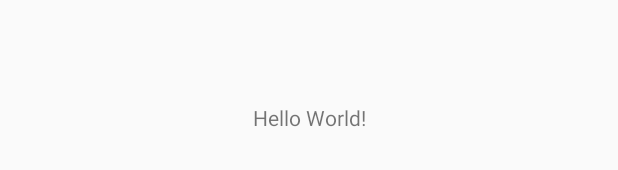
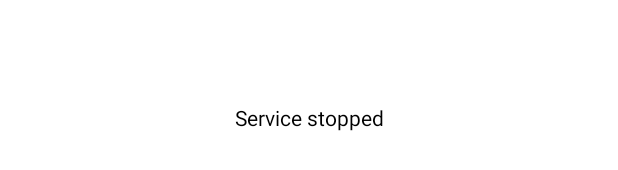
Before and after one commit to rdv0011/stouch, an Android app: the layout fragment_main.xml on its own in the app's theme, with its tools: preview values and no code run, on a phone screen of 412 x 824 dp. Shown: the part 501-671 px from the top of the screen. Run offline under Robolectric (Android 15) with nearby library versions, the phone set to English and light mode, and no system bars.

Commit message:
The build was fixed. The background was set to white.

```diff
--- a/app/src/main/AndroidManifest.xml
+++ b/app/src/main/AndroidManifest.xml
@@ -22,8 +22,7 @@
         </service>
         <activity
             android:name=".STouchActivity"
-            android:label="@string/app_name"
-            android:theme="@style/AppTheme.NoActionBar" >
+            android:label="@string/app_name">
             <intent-filter>
                 <action android:name="android.intent.action.MAIN" />
                 <category android:name="android.intent.category.LAUNCHER" />
--- a/app/src/main/res/layout/fragment_main.xml
+++ b/app/src/main/res/layout/fragment_main.xml
@@ -12,7 +12,7 @@
         android:id="@+id/sample_text"
         android:layout_width="wrap_content"
         android:layout_height="wrap_content"
-        android:text="Hello World!"
+        android:text="@string/freenect_stopped"
         app:layout_constraintBottom_toBottomOf="parent"
         app:layout_constraintLeft_toLeftOf="parent"
         app:layout_constraintRight_toRightOf="parent"
--- a/app/src/main/res/values/colors.xml
+++ b/app/src/main/res/values/colors.xml
@@ -1,6 +1,7 @@
 <?xml version="1.0" encoding="utf-8"?>
 <resources>
-    <color name="colorPrimary">#3F51B5</color>
-    <color name="colorPrimaryDark">#303F9F</color>
+    <color name="colorPrimary">#ffffff</color>
+    <color name="colorSecondary">#303F9F</color>
     <color name="colorAccent">#FF4081</color>
+    <color name="textColor">#000000</color>
 </resources>
--- a/app/src/main/res/values/strings.xml
+++ b/app/src/main/res/values/strings.xml
@@ -1,6 +1,5 @@
 <resources>
     <string name="app_name">SimpleTouch</string>
-    <string name="hello_world">Hello world!</string>
     <string name="action_settings">Settings</string>
     <string name="description">Creates virtual touch surface in front of a projector</string>
     <string name="bind">Start</string>
--- a/app/src/main/res/values/styles.xml
+++ b/app/src/main/res/values/styles.xml
@@ -1,17 +1,13 @@
 <resources>
 
     <!-- Base application theme. -->
-    <style name="AppTheme" parent="Theme.AppCompat.Light.DarkActionBar">
+    <style name="AppTheme" parent="Theme.AppCompat.NoActionBar">
         <!-- Customize your theme here. -->
         <item name="colorPrimary">@color/colorPrimary</item>
-        <item name="colorPrimaryDark">@color/colorPrimaryDark</item>
+        <item name="colorPrimaryDark">@color/colorSecondary</item>
         <item name="colorAccent">@color/colorAccent</item>
+        <item name="android:windowBackground">@android:color/white</item>
+        <item name="android:textColor">@color/textColor</item>
     </style>
-    <style name="AppTheme.NoActionBar">
-        <item name="windowActionBar">false</item>
-        <item name="windowNoTitle">true</item>
-    </style>
-    <style name="AppTheme.AppBarOverlay" parent="ThemeOverlay.AppCompat.Dark.ActionBar" />
-    <style name="AppTheme.PopupOverlay" parent="ThemeOverlay.AppCompat.Light" />
 
 </resources>
```
Also changed, not shown: app/src/main/java/com/github/rdv0011/stouch/STouchActivity.java (+10 -14 lines), app/src/main/res/layout/activity_main.xml (+2 -23 lines), 1 other file.
